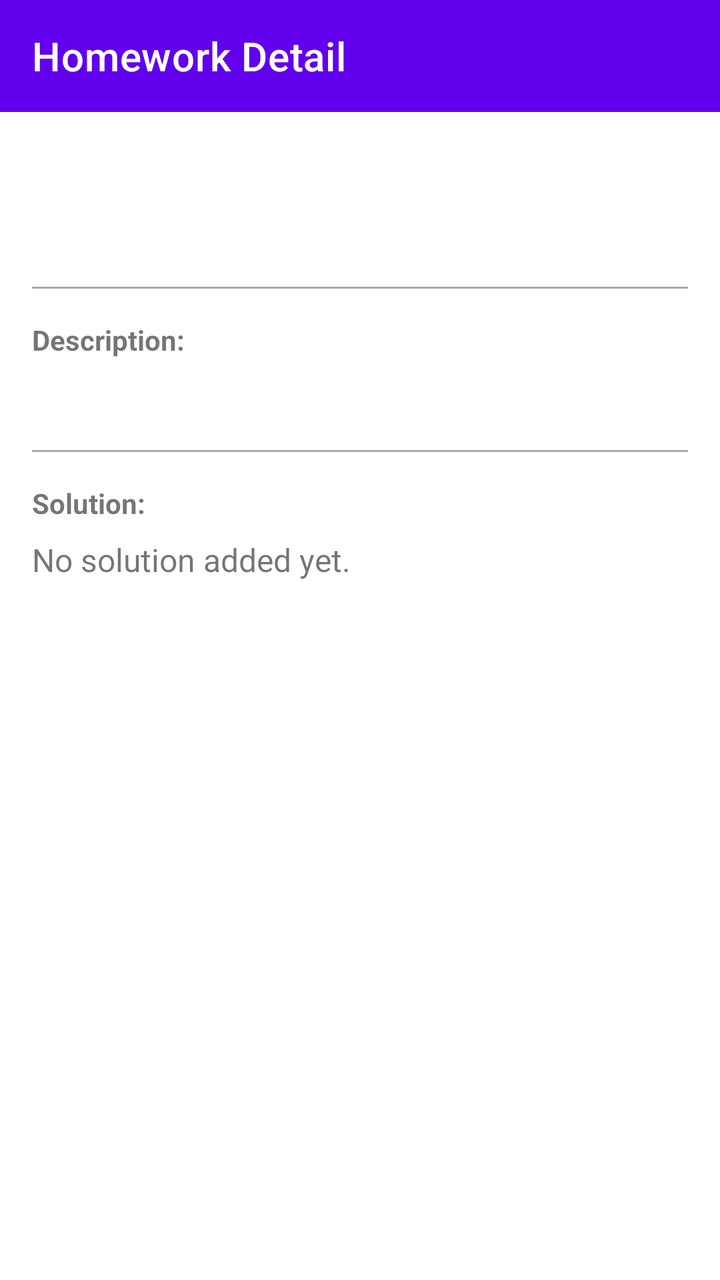
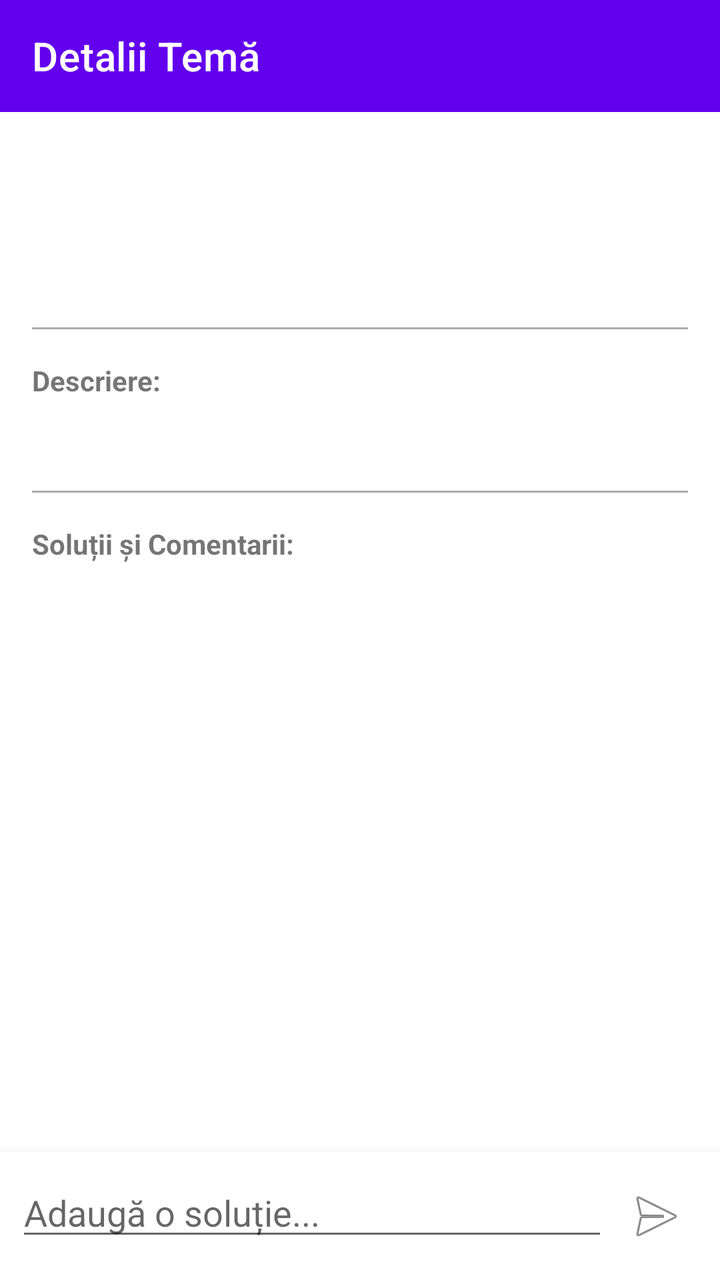

Screens rendered from an Android XML layout before and after an edit, with the pre-edit source and the edit as a unified diff.
<!-- AndroidManifest.xml: application theme Theme.ProiectHelpWithHomework -->
<!-- res/layout/activity_homework_detail.xml -->
<?xml version="1.0" encoding="utf-8"?>
<LinearLayout xmlns:android="http://schemas.android.com/apk/res/android"
    xmlns:app="http://schemas.android.com/apk/res-auto"
    android:layout_width="match_parent"
    android:layout_height="match_parent"
    android:orientation="vertical">

    <androidx.appcompat.widget.Toolbar
        android:id="@+id/toolbar"
        android:layout_width="match_parent"
        android:layout_height="?attr/actionBarSize"
        android:background="?attr/colorPrimary"
        app:title="Homework Detail"
        app:titleTextColor="@android:color/white" />

    <ScrollView
        android:layout_width="match_parent"
        android:layout_height="match_parent"
        android:padding="16dp">

        <LinearLayout
            android:orientation="vertical"
            android:layout_width="match_parent"
            android:layout_height="wrap_content">

            <TextView
                android:id="@+id/detailTitle"
                android:textSize="24sp"
                android:textStyle="bold"
                android:textColor="@android:color/black"
                android:layout_width="wrap_content"
                android:layout_height="wrap_content" />

            <TextView
                android:id="@+id/detailSubject"
                android:textSize="14sp"
                android:textColor="@android:color/darker_gray"
                android:layout_width="wrap_content"
                android:layout_height="wrap_content"
                android:layout_marginTop="4dp" />

            <View
                android:layout_width="match_parent"
                android:layout_height="1dp"
                android:background="@android:color/darker_gray"
                android:layout_marginTop="16dp"
                android:layout_marginBottom="16dp" />

            <TextView
                android:text="Description:"
                android:textStyle="bold"
                android:layout_width="wrap_content"
                android:layout_height="wrap_content" />

            <TextView
                android:id="@+id/detailDescription"
                android:textSize="16sp"
                android:layout_width="match_parent"
                android:layout_height="wrap_content"
                android:layout_marginTop="8dp" />

            <View
                android:layout_width="match_parent"
                android:layout_height="1dp"
                android:background="@android:color/darker_gray"
                android:layout_marginTop="16dp"
                android:layout_marginBottom="16dp" />

            <TextView
                android:text="Solution:"
                android:textStyle="bold"
                android:layout_width="wrap_content"
                android:layout_height="wrap_content" />

            <TextView
                android:id="@+id/detailSolution"
                android:textSize="16sp"
                android:text="No solution added yet."
                android:layout_width="match_parent"
                android:layout_height="wrap_content"
                android:layout_marginTop="8dp" />

            <LinearLayout
                android:id="@+id/addSolutionLayout"
                android:orientation="vertical"
                android:layout_width="match_parent"
                android:layout_height="wrap_content"
                android:layout_marginTop="24dp"
                android:visibility="gone">

                <EditText
                    android:id="@+id/solutionInput"
                    android:hint="Type your solution here..."
                    android:layout_width="match_parent"
                    android:layout_height="wrap_content"
                    android:minLines="3"
                    android:gravity="top"
                    android:inputType="textMultiLine" />

                <Button
                    android:id="@+id/saveSolutionButton"
                    android:text="Post Solution"
                    android:layout_width="match_parent"
                    android:layout_height="wrap_content"
                    android:layout_marginTop="8dp" />
            </LinearLayout>

        </LinearLayout>
    </ScrollView>
</LinearLayout>
<!-- resources referenced by this layout -->
<resources>
  <style name="Theme.ProiectHelpWithHomework" parent="Theme.MaterialComponents.DayNight.NoActionBar">
          
          <item name="colorPrimary">@color/purple_500</item>
          <item name="colorPrimaryVariant">@color/purple_700</item>
          <item name="colorOnPrimary">@color/white</item>
          
          <item name="colorSecondary">@color/teal_200</item>
          <item name="colorSecondaryVariant">@color/teal_700</item>
          <item name="colorOnSecondary">@color/black</item>
          
          <item name="android:statusBarColor">?attr/colorPrimaryVariant</item>
          
      </style>
  <color name="purple_500">#FF6200EE</color>
  <color name="purple_700">#FF3700B3</color>
  <color name="white">#FFFFFFFF</color>
  <color name="teal_200">#FF03DAC5</color>
  <color name="teal_700">#FF018786</color>
  <color name="black">#FF000000</color>
</resources>

<!-- the commit's change to res/layout/activity_homework_detail.xml (unified diff, before → after) -->
@@ -10,18 +10,19 @@
         android:layout_width="match_parent"
         android:layout_height="?attr/actionBarSize"
         android:background="?attr/colorPrimary"
-        app:title="Homework Detail"
+        app:title="Detalii Temă"
         app:titleTextColor="@android:color/white" />
 
-    <ScrollView
+    <androidx.core.widget.NestedScrollView
         android:layout_width="match_parent"
-        android:layout_height="match_parent"
-        android:padding="16dp">
+        android:layout_height="0dp"
+        android:layout_weight="1">
 
         <LinearLayout
             android:orientation="vertical"
             android:layout_width="match_parent"
-            android:layout_height="wrap_content">
+            android:layout_height="wrap_content"
+            android:padding="16dp">
 
             <TextView
                 android:id="@+id/detailTitle"
@@ -39,6 +40,13 @@
                 android:layout_height="wrap_content"
                 android:layout_marginTop="4dp" />
 
+            <TextView
+                android:id="@+id/postedByText"
+                android:textSize="12sp"
+                android:layout_marginTop="4dp"
+                android:layout_width="wrap_content"
+                android:layout_height="wrap_content" />
+
             <View
                 android:layout_width="match_parent"
                 android:layout_height="1dp"
@@ -47,7 +55,7 @@
                 android:layout_marginBottom="16dp" />
 
             <TextView
-                android:text="Description:"
+                android:text="Descriere:"
                 android:textStyle="bold"
                 android:layout_width="wrap_content"
                 android:layout_height="wrap_content" />
@@ -67,44 +75,54 @@
                 android:layout_marginBottom="16dp" />
 
             <TextView
-                android:text="Solution:"
+                android:text="Soluții și Comentarii:"
                 android:textStyle="bold"
                 android:layout_width="wrap_content"
                 android:layout_height="wrap_content" />
 
+            <androidx.recyclerview.widget.RecyclerView
+                android:id="@+id/commentsRecyclerView"
+                android:layout_width="match_parent"
+                android:layout_height="wrap_content"
+                android:layout_marginTop="8dp"
+                android:nestedScrollingEnabled="false" />
+
             <TextView
-                android:id="@+id/detailSolution"
-                android:textSize="16sp"
-                android:text="No solution added yet."
+                android:id="@+id/noSolutionsText"
+                android:text="Nicio soluție adăugată încă."
+                android:visibility="gone"
                 android:layout_width="match_parent"
                 android:layout_height="wrap_content"
                 android:layout_marginTop="8dp" />
 
-            <LinearLayout
-                android:id="@+id/addSolutionLayout"
-                android:orientation="vertical"
-                android:layout_width="match_parent"
-                android:layout_height="wrap_content"
-                android:layout_marginTop="24dp"
-                android:visibility="gone">
+        </LinearLayout>
+    </androidx.core.widget.NestedScrollView>
 
-                <EditText
-                    android:id="@+id/solutionInput"
-                    android:hint="Type your solution here..."
-                    android:layout_width="match_parent"
-                    android:layout_height="wrap_content"
-                    android:minLines="3"
-                    android:gravity="top"
-                    android:inputType="textMultiLine" />
+    <LinearLayout
+        android:id="@+id/addSolutionLayout"
+        android:orientation="horizontal"
+        android:padding="8dp"
+        android:background="@android:color/white"
+        android:elevation="8dp"
+        android:layout_width="match_parent"
+        android:layout_height="wrap_content">
 
-                <Button
-                    android:id="@+id/saveSolutionButton"
-                    android:text="Post Solution"
-                    android:layout_width="match_parent"
-                    android:layout_height="wrap_content"
-                    android:layout_marginTop="8dp" />
-            </LinearLayout>
+        <EditText
+            android:id="@+id/solutionInput"
+            android:layout_width="0dp"
+            android:layout_weight="1"
+            android:layout_height="wrap_content"
+            android:hint="Adaugă o soluție..."
+            android:maxLines="3"
+            android:inputType="textMultiLine" />
 
-        </LinearLayout>
-    </ScrollView>
+        <ImageButton
+            android:id="@+id/saveSolutionButton"
+            android:layout_width="wrap_content"
+            android:layout_height="wrap_content"
+            android:src="@android:drawable/ic_menu_send"
+            android:background="?attr/selectableItemBackgroundBorderless"
+            android:padding="8dp" />
+    </LinearLayout>
+
 </LinearLayout>
